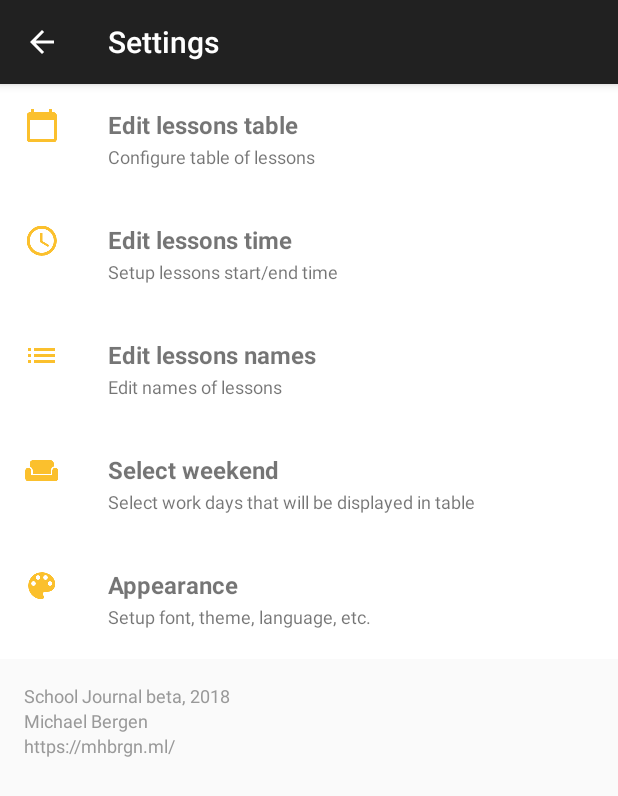
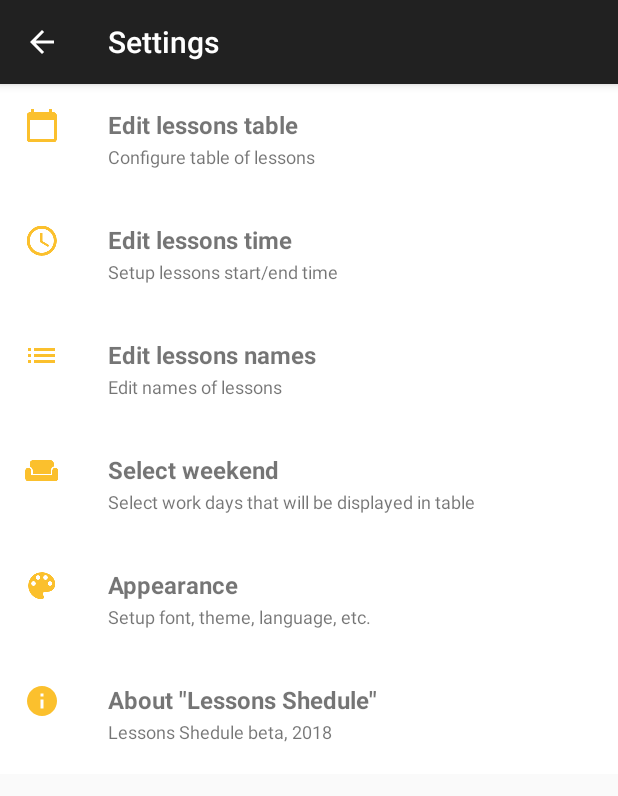
Before and after one commit to melianmiko/lessons-schedule-android, an Android app: the settingsActivity screen opened directly, with no data from a screen before it, on a phone screen of 412 x 824 dp. Shown: the top 796 px of the screen. Run offline under Robolectric (Android 15) with nearby library versions, the phone set to English and light mode, and no system bars.

```diff
--- a/app/src/main/java/ml/mhbrgn/schooljournal/LessonName.java
+++ b/app/src/main/java/ml/mhbrgn/schooljournal/LessonName.java
@@ -16,7 +16,7 @@ public class LessonName {
         SQLiteDatabase db = con.getWritableDatabase();
         // Read all!
         ArrayList<LessonName> out = new ArrayList<>();
-        Cursor c = db.rawQuery("SELECT * FROM lessons",null);
+        Cursor c = db.rawQuery("SELECT id FROM lessons",null);
         Log.i("SQL",c.toString());
         if(c.moveToFirst()) {
             out.add(new LessonName(context,c.getInt(c.getColumnIndex("id"))));
@@ -42,7 +42,7 @@ public class LessonName {
     boolean defineCheck() {
         if(this.id == -1) return false;
         SQLiteDatabase db = lessonDB.getWritableDatabase();
-        Cursor cursor = db.rawQuery("SELECT name FROM lessons WHERE id="+this.id,null);
+        Cursor cursor = db.rawQuery("SELECT name FROM lessons WHERE id="+this.id+" LIMIT 1",null);
         if(cursor.moveToFirst()) {
             cursor.close();
             return true;
@@ -55,7 +55,7 @@ public class LessonName {
     boolean storageGet() {
         if(this.id == -1) return false;
         SQLiteDatabase db = lessonDB.getWritableDatabase();
-        Cursor cursor = db.rawQuery("SELECT name FROM lessons WHERE id="+this.id,null);
+        Cursor cursor = db.rawQuery("SELECT name FROM lessons WHERE id="+this.id+" LIMIT 1",null);
         if(cursor.moveToFirst()) {
             this.name = cursor.getString(cursor.getColumnIndex("name"));
             this.isDefined = true;
--- a/app/src/main/java/ml/mhbrgn/schooljournal/ViewTableAdapter.java
+++ b/app/src/main/java/ml/mhbrgn/schooljournal/ViewTableAdapter.java
@@ -32,7 +32,7 @@ class ViewTableAdapter extends RecyclerView.Adapter<ViewTableAdapter.ViewHolder>
     @Override
     public void onBindViewHolder(@NonNull ViewHolder holder, int position) {
         holder.nameBox.setText(mData[position].lesson);
-        holder.numberBox.setText(mData[position].time.getTablePrefix());
+        holder.numberBox.setText(mData[position].getTime().getTablePrefix());
         if(mData[position].lesson_id < 1) ((ViewGroup)holder.root).removeAllViews();
     }
 
--- a/app/src/main/java/ml/mhbrgn/schooljournal/settingsActivity.java
+++ b/app/src/main/java/ml/mhbrgn/schooljournal/settingsActivity.java
@@ -60,8 +60,6 @@ public class settingsActivity extends AppCompatActivity {
         // Replace the contents of a view (invoked by the layout manager)
         @Override
         public void onBindViewHolder(@NonNull ViewHolder holder, int position) {
-            // - get element from your dataset at this position
-            // - replace the contents of the view with that element
             holder.mTextView.setText(mData[position].title);
             holder.mDescView.setText(mData[position].description);
             holder.mIconView.setImageDrawable(mData[position].icon);
@@ -114,6 +112,13 @@ public class settingsActivity extends AppCompatActivity {
             }
         }));
 
+        menu.add(new ListItem(R.string.about_title,R.string.about_info, R.drawable.baseline_info_black_24, new View.OnClickListener(){
+            @Override
+            public void onClick(View v) {
+
+            }
+        }));
+
         menuContent = menu.toArray(new ListItem[menu.size()]);
     }
 
--- a/app/src/main/java/ml/mhbrgn/schooljournal/tableEditActivity.java
+++ b/app/src/main/java/ml/mhbrgn/schooljournal/tableEditActivity.java
@@ -49,7 +49,7 @@ public class tableEditActivity extends AppCompatActivity {
         public void onBindViewHolder(@NonNull DailyTableAdapter.ViewHolder holder, int position) {
             final LessonsTableItem data = mData[position];
 
-            holder.timeBox.setText(data.time.getTablePrefix());
+            holder.timeBox.setText(data.getTime().getTablePrefix());
 
             if(data.defined)
                 holder.nameBox.setText(String.valueOf(data.lesson));
--- a/app/src/main/res/layout/activity_settings.xml
+++ b/app/src/main/res/layout/activity_settings.xml
@@ -7,39 +7,7 @@
     <android.support.v7.widget.RecyclerView
         android:id="@+id/settings_menu"
         android:layout_width="match_parent"
-        android:layout_height="wrap_content"
+        android:layout_height="match_parent"
         android:scrollbars="none" />
 
-    <LinearLayout
-        android:layout_width="match_parent"
-        android:layout_height="wrap_content"
-        android:layout_marginStart="16dp"
-        android:layout_marginEnd="16dp"
-        android:layout_marginTop="16dp"
-        android:layout_marginBottom="16dp"
-        android:orientation="vertical">
-
-        <TextView
-            android:layout_width="match_parent"
-            android:layout_height="wrap_content"
-            android:textColor="@color/grey"
-            android:textSize="12sp"
-            android:text="@string/about_info"/>
-
-        <TextView
-            android:layout_width="match_parent"
-            android:layout_height="wrap_content"
-            android:textColor="@color/grey"
-            android:textSize="12sp"
-            android:text="@string/about_author"/>
-
-        <TextView
-            android:layout_width="match_parent"
-            android:layout_height="wrap_content"
-            android:textColor="@color/grey"
-            android:textSize="12sp"
-            android:text="@string/about_website"/>
-
-    </LinearLayout>
-
 </LinearLayout>
--- a/app/src/main/res/values/strings.xml
+++ b/app/src/main/res/values/strings.xml
@@ -1,6 +1,6 @@
 <resources>
     <string name="icon">Icon</string>
-    <string name="app_name">School journal</string>
+    <string name="app_name">Lessons Shedule</string>
     <!-- Title bars -->
     <string name="action_settings">Settings</string>
     <string name="lessonsTitle">Lessons</string>
@@ -18,20 +18,17 @@
     <string name="notification">Notification</string>
     <string name="day_back">Day back</string>
     <!-- About info -->
-    <string name="about_info">School Journal beta, 2018</string>
-    <string name="about_author">Michael Bergen</string>
-    <string name="about_website">https://mhbrgn.ml/</string>
     <string name="edit_times">Edit times</string>
-    <string name="sym_1">1</string>
+    <string name="sym_1" translatable="false">1</string>
     <string name="delete_this_time">Delete this time</string>
     <string name="cancel">Cancel</string>
     <string name="reset_defs">Reset defaults</string>
-    <string name="ok">OK</string>
+    <string name="ok" translatable="false">OK</string>
     <string name="times_wipe_msg">All your times will be removed and replaced with default table.</string>
     <string name="times_wipe_title">Restore default times?</string>
     <string name="edit_names">Edit names</string>
     <string name="input_lesson_name">Lesson name</string>
-    <string name="table_num_demo">1 12:00</string>
+    <string name="table_num_demo" translatable="false">1 12:00</string>
     <string name="table_edit">Edit table</string>
     <string name="empy_list_item">Nothing</string>
     <string name="clean">Remove</string>
@@ -62,5 +59,7 @@
     <string name="weekend_off">Hide weekend days</string>
     <string name="weekend_1">Show sunday</string>
     <string name="weekend_2">Show sunday and saturday</string>
+    <string name="about_title">About \"Lessons Shedule\"</string>
+    <string name="about_info">Lessons Shedule beta, 2018</string>
 
 </resources>
```
Also changed, not shown: app/src/main/java/ml/mhbrgn/schooljournal/DataStorage.java (added, +108 -0 lines), app/src/main/java/ml/mhbrgn/schooljournal/LessonTime.java (+96 -102 lines), app/src/main/java/ml/mhbrgn/schooljournal/LessonsTableItem.java (+10 -6 lines), app/src/main/java/ml/mhbrgn/schooljournal/timesEditActivity.java (+12 -8 lines), app/src/main/res/layout/about_list_item.xml (added, +11 -0 lines), app/src/main/res/drawable-hdpi/baseline_info_black_24.png (added), app/src/main/res/drawable-mdpi/baseline_info_black_24.png (added), app/src/main/res/drawable-xhdpi/baseline_info_black_24.png (added), app/src/main/res/drawable-xxhdpi/baseline_info_black_24.png (added), app/src/main/res/drawable-xxxhdpi/baseline_info_black_24.png (added), 1 other file.
